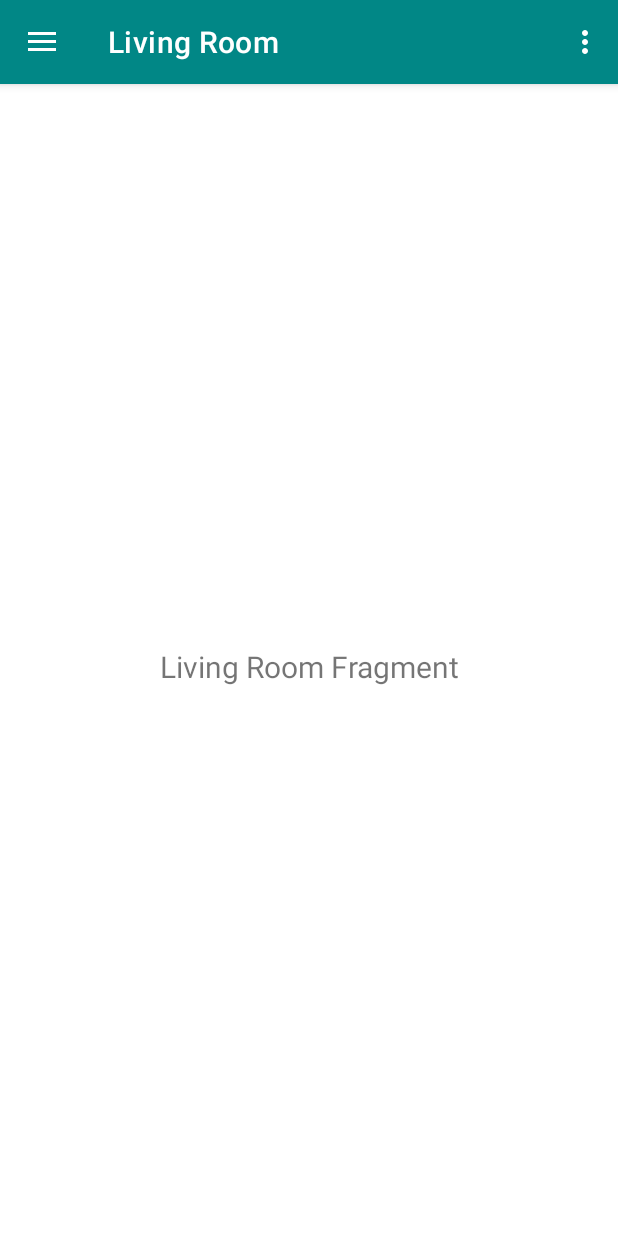
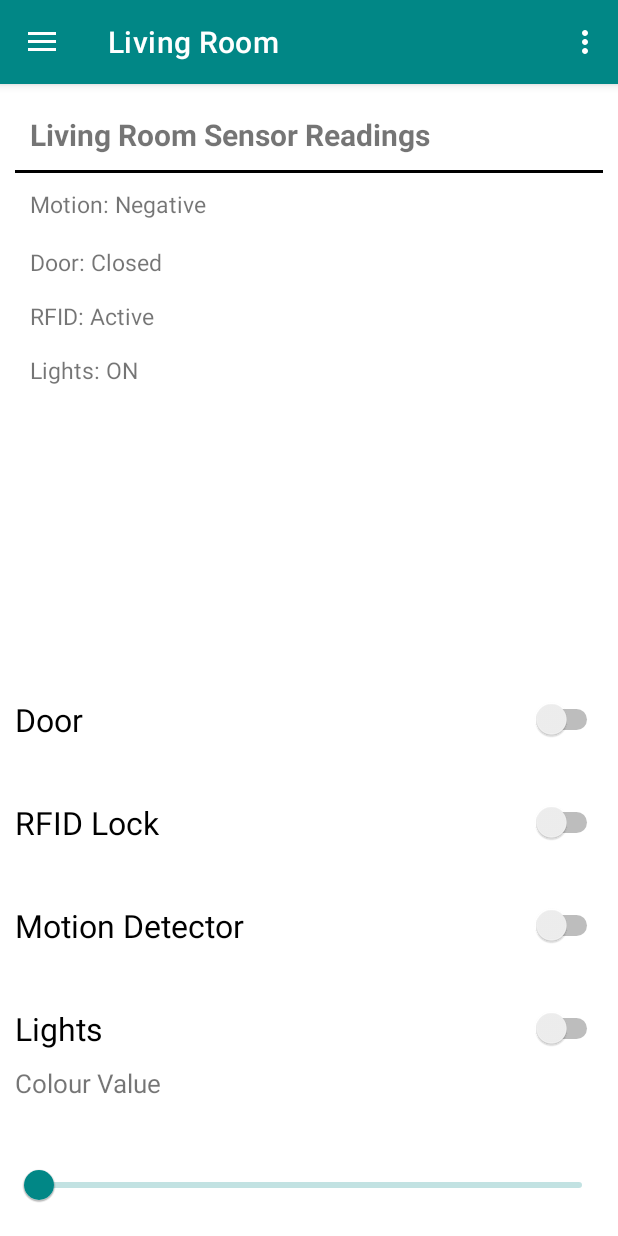
Before and after one commit to naveenKumar5935/smartHomeAutomation, an Android app: the screen it shows after launch (MainActivity), in the side drawer, after a tap on "Living Room", on a phone screen of 412 x 824 dp. Run offline under Robolectric (Android 15) with nearby library versions, the phone set to English and light mode, and no system bars; our stand-ins replace navigation-ui.

Commit message:
Kitchen and Living room fragment layouts Added same switch and slider as bedroom to kitchen Added three more additional switches, RFID lock, Motion Detector and Door switches to living room Added updatable data to Kitchen and Living Room fragments
Final commit before merge with main branch

```diff
--- a/smartHomeApp/src/main/java/ca/theautomators/it/smarthomeautomation/ui/kitchen/KitchenFragment.java
+++ b/smartHomeApp/src/main/java/ca/theautomators/it/smarthomeautomation/ui/kitchen/KitchenFragment.java
@@ -19,11 +19,15 @@ import ca.theautomators.it.smarthomeautomation.R;
 
 public class KitchenFragment extends Fragment {
 
+    private String kitchenData;
 
     public View onCreateView(@NonNull LayoutInflater inflater, ViewGroup container,
                              Bundle savedInstanceState) {
         View root = inflater.inflate(R.layout.fragment_kitchen, container, false);
-        final TextView textView = root.findViewById(R.id.text_kitchen);
+        kitchenData = kitchenData = "Smoke: Negative\nLights: ON";
+
+        TextView dataText = root.findViewById(R.id.kitchen_data);
+        dataText.setText(kitchenData);
         return root;
     }
 }
--- a/smartHomeApp/src/main/java/ca/theautomators/it/smarthomeautomation/ui/livingroom/LivingRoomFragment.java
+++ b/smartHomeApp/src/main/java/ca/theautomators/it/smarthomeautomation/ui/livingroom/LivingRoomFragment.java
@@ -19,11 +19,15 @@ import ca.theautomators.it.smarthomeautomation.R;
 
 public class LivingRoomFragment extends Fragment {
 
+    private String livingRoomData;
 
     public View onCreateView(@NonNull LayoutInflater inflater,
                              ViewGroup container, Bundle savedInstanceState) {
         View root = inflater.inflate(R.layout.fragment_livingroom, container, false);
-        final TextView textView = root.findViewById(R.id.text_livingroom);
+        livingRoomData = livingRoomData = "Motion: Negative\nDoor: Closed\nRFID: Active\nLights: ON";
+
+        TextView dataText = root.findViewById(R.id.living_room_data);
+        dataText.setText(livingRoomData);
         return root;
     }
 }
--- a/smartHomeApp/src/main/res/layout/fragment_livingroom.xml
+++ b/smartHomeApp/src/main/res/layout/fragment_livingroom.xml
@@ -1,23 +1,83 @@
 <?xml version="1.0" encoding="utf-8"?>
-<androidx.constraintlayout.widget.ConstraintLayout xmlns:android="http://schemas.android.com/apk/res/android"
+<RelativeLayout xmlns:android="http://schemas.android.com/apk/res/android"
     xmlns:app="http://schemas.android.com/apk/res-auto"
     xmlns:tools="http://schemas.android.com/tools"
     android:layout_width="match_parent"
     android:layout_height="match_parent"
-    tools:context=".ui.livingroom.LivingRoomFragment">
+    tools:context=".ui.livingroom.LivingRoomFragment"
+    android:padding="10dp">
 
     <TextView
-        android:id="@+id/text_livingroom"
+        android:id="@+id/bedroom_data_title"
         android:layout_width="match_parent"
         android:layout_height="wrap_content"
-        android:layout_marginStart="8dp"
-        android:layout_marginTop="8dp"
-        android:layout_marginEnd="8dp"
-        android:textAlignment="center"
+        android:gravity="left"
         android:textSize="20sp"
-        app:layout_constraintBottom_toBottomOf="parent"
-        app:layout_constraintEnd_toEndOf="parent"
-        app:layout_constraintStart_toStartOf="parent"
-        app:layout_constraintTop_toTopOf="parent"
-        android:text="@string/living_room_fragment"/>
-</androidx.constraintlayout.widget.ConstraintLayout>
+        android:padding="10dp"
+        android:text="@string/living_room_sensor_readings"
+        android:textStyle="bold"/>
+
+    <View
+        android:id="@+id/horizontal_line"
+        android:layout_width="match_parent"
+        android:layout_height="2dp"
+        android:background="#000000"
+        android:layout_below="@+id/bedroom_data_title"/>
+
+    <TextView
+        android:id="@+id/living_room_data"
+        android:layout_width="match_parent"
+        android:layout_height="wrap_content"
+        android:layout_below="@+id/horizontal_line"
+        android:gravity="left"
+        android:lineSpacingMultiplier="2"
+        android:padding="10dp"
+        android:textSize="15sp" />
+    <Switch
+        android:id="@+id/door_switch"
+        android:layout_width="match_parent"
+        android:layout_height="wrap_content"
+        android:text="Door"
+        android:textSize="21sp"
+        android:layout_above="@+id/RFID_switch"
+        android:layout_marginTop="40dp"/>
+    <Switch
+        android:id="@+id/RFID_switch"
+        android:layout_width="match_parent"
+        android:layout_height="wrap_content"
+        android:text="RFID Lock"
+        android:textSize="21sp"
+        android:layout_above="@+id/motion_switch"
+        android:layout_marginTop="40dp"/>
+    <Switch
+        android:id="@+id/motion_switch"
+        android:layout_width="match_parent"
+        android:layout_height="wrap_content"
+        android:text="Motion Detector"
+        android:textSize="21sp"
+        android:layout_above="@+id/light_switch"
+        android:layout_marginTop="40dp"/>
+    <Switch
+        android:id="@+id/light_switch"
+        android:layout_width="match_parent"
+        android:layout_height="wrap_content"
+        android:text="Lights"
+        android:textSize="21sp"
+        android:layout_above="@+id/slider_title"
+        android:layout_marginTop="40dp"/>
+    <TextView
+        android:id="@+id/slider_title"
+        android:layout_width="match_parent"
+        android:layout_height="wrap_content"
+        android:layout_above="@+id/slider"
+        android:text="Colour Value"
+        android:gravity="left"
+        android:textSize="17sp"
+        android:layout_marginTop="10dp"/>
+    <com.google.android.material.slider.Slider
+        android:id="@+id/slider"
+        android:layout_width="match_parent"
+        android:layout_height="wrap_content"
+        app:labelBehavior="withinBounds"
+        android:layout_alignParentBottom="true"/>
+</RelativeLayout>
--- a/smartHomeApp/src/main/res/values/strings.xml
+++ b/smartHomeApp/src/main/res/values/strings.xml
@@ -64,4 +64,6 @@
     <string name="living_room">Living Room</string>
     <string name="settings">Settings</string>
     <string name="bedroom_sensor_readings">Bedroom Sensor Readings</string>
+    <string name="kitchen_sensor_readings">Kitchen Sensor Readings</string>
+    <string name="living_room_sensor_readings">Living Room Sensor Readings</string>
 </resources>
```
Also changed, not shown: smartHomeApp/src/main/res/layout/fragment_kitchen.xml (+48 -13 lines).
